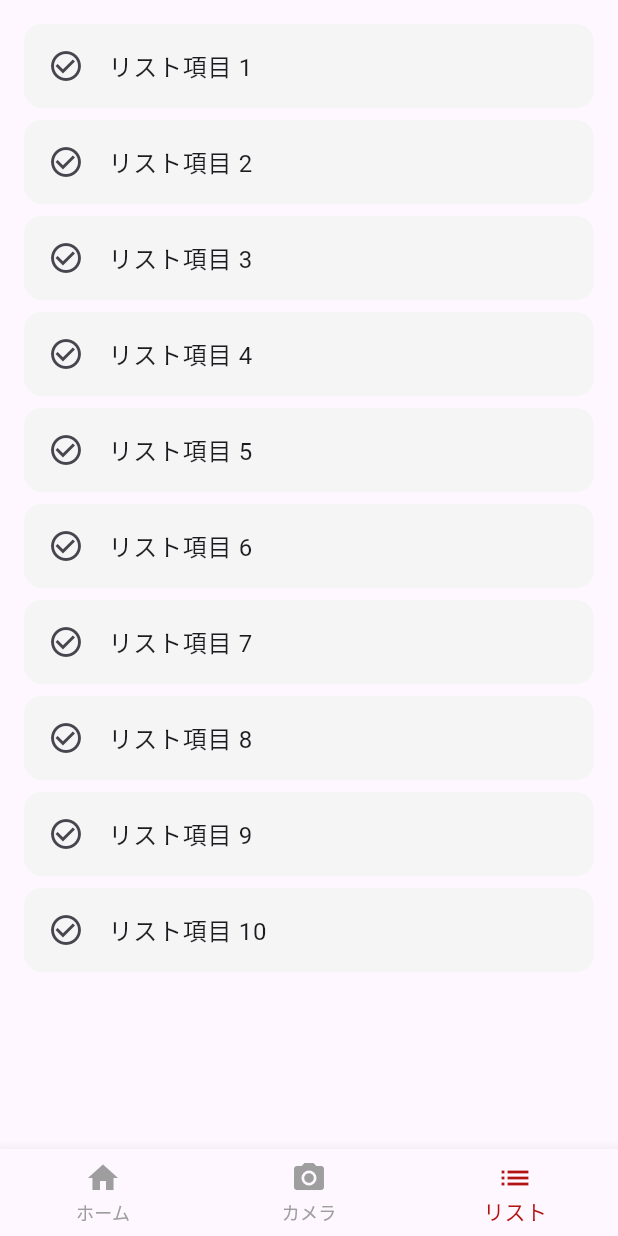
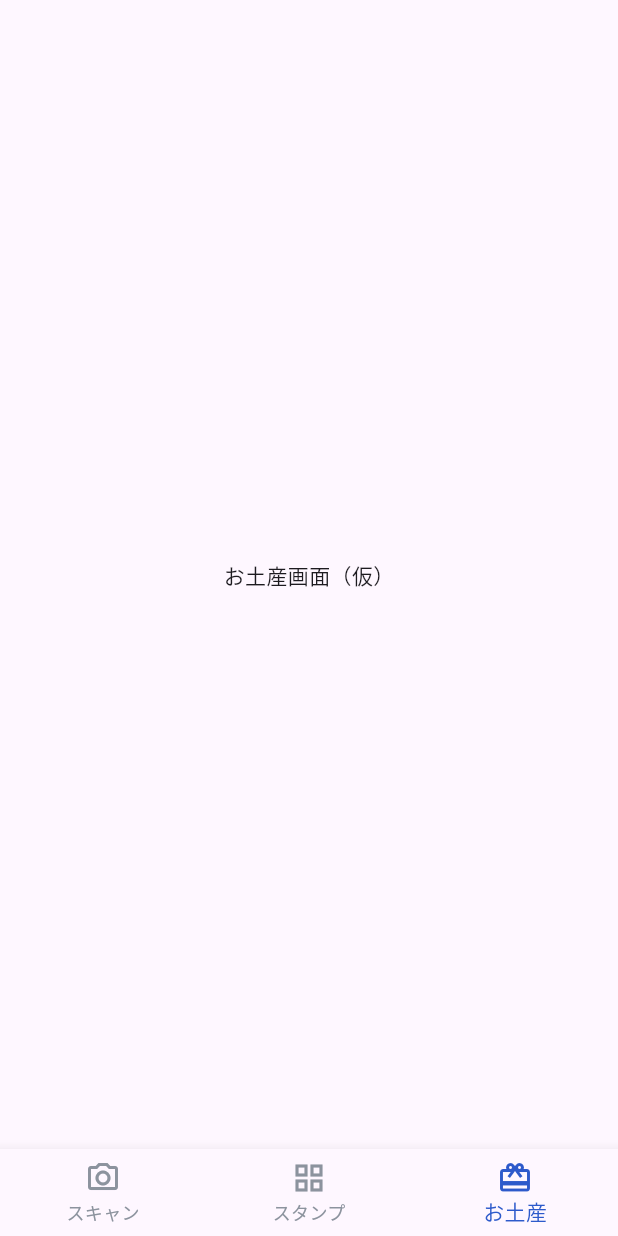
Before and after one commit to ryka-1104/progate_womens, a Flutter app: the screen it shows after launch, item 3 of the bottom bar chosen, on a phone screen of 412 x 824 dp. Run offline on Flutter 3.47's test engine with Material 3 defaults, Android fonts, the light colour scheme and no system bars; missing offline and left inert: mobile_scanner.

Commit message:
feat: スキャン/スタンプ/お土産のボトムバーに変更

```diff
--- a/lib/bottom_bar.dart
+++ b/lib/bottom_bar.dart
@@ -1,5 +1,5 @@
 import 'package:flutter/material.dart';
-import 'package:mobile_scanner/mobile_scanner.dart';
+import 'package:progate_womens/camera.dart';
 
 class BottomBarApp extends StatefulWidget {
 	const BottomBarApp({super.key});
@@ -12,10 +12,12 @@ class _BottomBarAppState extends State<BottomBarApp> {
 	int _currentIndex = 0;
 
 	final List<Widget> _pages = const [
-		_HomeScreen(),
-		_CameraScreen(),
-		_ListScreen(),
+		QRScanOnlyPage(onDetected: _onCameraDetected),
+		_StampScreen(),
+		_SouvenirScreen(),
 	];
+
+	static void _onCameraDetected(String value) {}
 
 	@override
 	Widget build(BuildContext context) {
@@ -25,26 +27,30 @@ class _BottomBarAppState extends State<BottomBarApp> {
 				children: _pages,
 			),
 			bottomNavigationBar: BottomNavigationBar(
+				type: BottomNavigationBarType.fixed,
 				currentIndex: _currentIndex,
 				onTap: (index) {
 					setState(() {
 						_currentIndex = index;
 					});
 				},
-				selectedItemColor: const Color(0xFFB31212),
-				unselectedItemColor: Colors.grey,
+				selectedItemColor: const Color(0xFF2D5ACB),
+				unselectedItemColor: const Color(0xFF8C939E),
 				items: const [
 					BottomNavigationBarItem(
-						icon: Icon(Icons.home),
-						label: 'ホーム',
+						icon: Icon(Icons.photo_camera_outlined),
+						activeIcon: Icon(Icons.photo_camera),
+						label: 'スキャン',
 					),
 					BottomNavigationBarItem(
-						icon: Icon(Icons.photo_camera),
-						label: 'カメラ',
+						icon: Icon(Icons.grid_view_outlined),
+						activeIcon: Icon(Icons.grid_view),
+						label: 'スタンプ',
 					),
 					BottomNavigationBarItem(
-						icon: Icon(Icons.list),
-						label: 'リスト',
+						icon: Icon(Icons.card_giftcard_outlined),
+						activeIcon: Icon(Icons.card_giftcard),
+						label: 'お土産',
 					),
 				],
 			),
@@ -52,96 +58,28 @@ class _BottomBarAppState extends State<BottomBarApp> {
 	}
 }
 
-class _HomeScreen extends StatelessWidget {
-	const _HomeScreen();
+class _StampScreen extends StatelessWidget {
+	const _StampScreen();
 
 	@override
 	Widget build(BuildContext context) {
 		return const Scaffold(
 			body: Center(
-				child: Text(
-					'ホーム画面',
-					style: TextStyle(fontSize: 24),
-				),
+				child: Text('スタンプ画面（仮）'),
 			),
 		);
 	}
 }
 
-class _CameraScreen extends StatefulWidget {
-	const _CameraScreen();
-
-	@override
-	State<_CameraScreen> createState() => _CameraScreenState();
-}
-
-class _CameraScreenState extends State<_CameraScreen> {
-	String? _detectedValue;
+class _SouvenirScreen extends StatelessWidget {
+	const _SouvenirScreen();
 
 	@override
 	Widget build(BuildContext context) {
-		return Scaffold(
-			body: Stack(
-				children: [
-					MobileScanner(
-						onDetect: (capture) {
-							final value = capture.barcodes.first.rawValue;
-							if (value == null) {
-								return;
-							}
-
-							if (_detectedValue != value) {
-								setState(() {
-									_detectedValue = value;
-								});
-							}
-						},
-					),
-					Positioned(
-						left: 16,
-						right: 16,
-						bottom: 32,
-						child: Container(
-							padding: const EdgeInsets.all(12),
-							decoration: BoxDecoration(
-								color: Colors.black.withValues(alpha: 0.6),
-								borderRadius: BorderRadius.circular(12),
-							),
-							child: Text(
-								_detectedValue == null
-										? 'QRコードを読み取ってください'
-										: '検出: $_detectedValue',
-								style: const TextStyle(color: Colors.white),
-							),
-						),
-					),
-				],
+		return const Scaffold(
+			body: Center(
+				child: Text('お土産画面（仮）'),
 			),
 		);
 	}
 }
-
-class _ListScreen extends StatelessWidget {
-	const _ListScreen();
-
-	@override
-	Widget build(BuildContext context) {
-		return Scaffold(
-			body: ListView.separated(
-				padding: const EdgeInsets.all(16),
-				itemCount: 10,
-				separatorBuilder: (_, __) => const SizedBox(height: 8),
-				itemBuilder: (context, index) {
-					return ListTile(
-						leading: const Icon(Icons.check_circle_outline),
-						title: Text('リスト項目 ${index + 1}'),
-						tileColor: Colors.grey.shade100,
-						shape: RoundedRectangleBorder(
-							borderRadius: BorderRadius.circular(12),
-						),
-					);
-				},
-			),
-		);
-	}
-}
```
Also changed, not shown: 1 other file.
